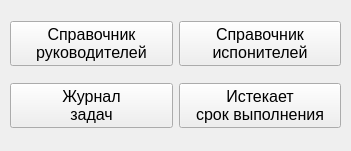
First picture: the form in ui/main_menu.ui, repository alex-klev/Task_Log_WinForm, before the edit.
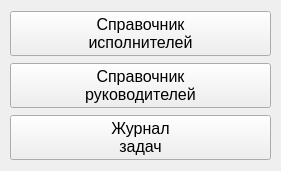
Second picture: the form after the edit.

```diff
--- a/ui/main_menu.ui
+++ b/ui/main_menu.ui
@@ -6,20 +6,20 @@
    <rect>
     <x>0</x>
     <y>0</y>
-    <width>351</width>
-    <height>151</height>
+    <width>281</width>
+    <height>171</height>
    </rect>
   </property>
   <property name="minimumSize">
    <size>
-    <width>351</width>
-    <height>151</height>
+    <width>281</width>
+    <height>171</height>
    </size>
   </property>
   <property name="maximumSize">
    <size>
-    <width>351</width>
-    <height>151</height>
+    <width>281</width>
+    <height>171</height>
    </size>
   </property>
   <property name="font">
@@ -36,20 +36,12 @@
      <rect>
       <x>10</x>
       <y>10</y>
-      <width>331</width>
-      <height>131</height>
+      <width>261</width>
+      <height>152</height>
      </rect>
     </property>
     <layout class="QGridLayout" name="gridLayout">
-     <item row="0" column="1">
-      <widget class="QPushButton" name="btnEmployesCatalog">
-       <property name="text">
-        <string>Справочник
-испонителей</string>
-       </property>
-      </widget>
-     </item>
-     <item row="0" column="0">
+     <item row="1" column="0">
       <widget class="QPushButton" name="btnBosesCatalog">
        <property name="text">
         <string>Справочник
@@ -57,7 +49,7 @@
        </property>
       </widget>
      </item>
-     <item row="1" column="0">
+     <item row="3" column="0">
       <widget class="QPushButton" name="btnTasksJournal">
        <property name="text">
         <string>Журнал
@@ -65,11 +57,11 @@
        </property>
       </widget>
      </item>
-     <item row="1" column="1">
-      <widget class="QPushButton" name="btnDeadlineExpires">
+     <item row="0" column="0">
+      <widget class="QPushButton" name="btnEmployesCatalog">
        <property name="text">
-        <string>Истекает
-срок выполнения</string>
+        <string>Справочник
+исполнителей</string>
        </property>
       </widget>
      </item>
```
Left out of the diff: 5 changed lines with no effect on the pictures.
